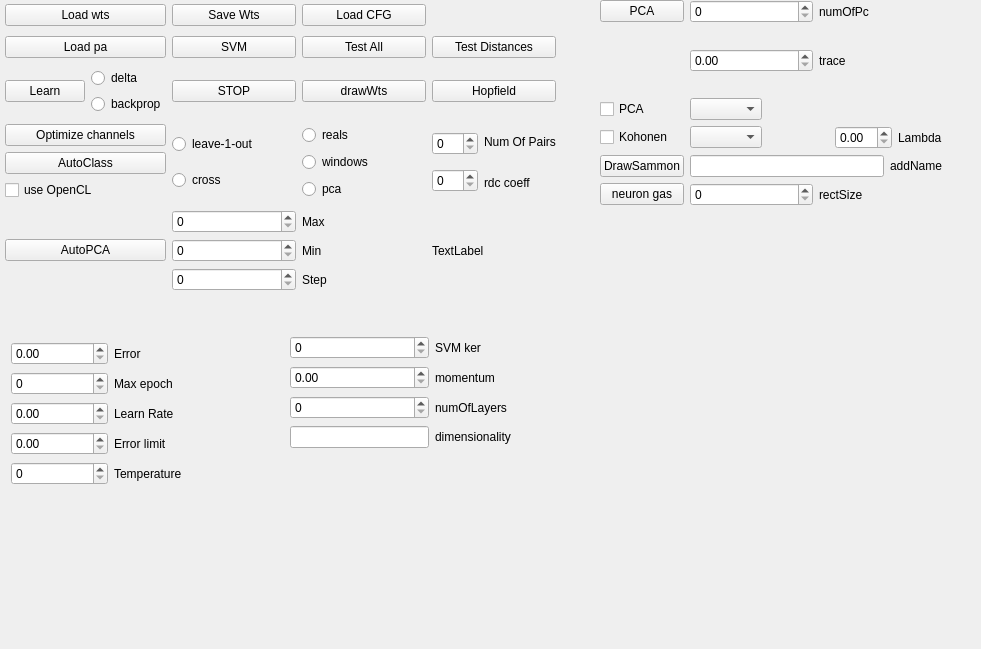
ArtfulVampire/SecondGUIrepo, file net.ui: the form before one commit.
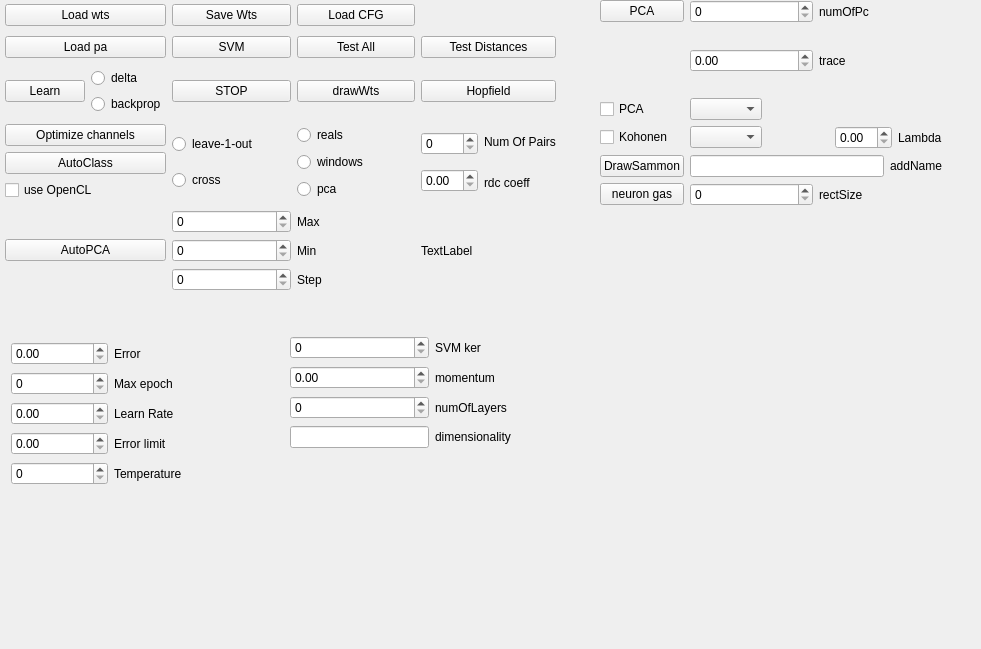
The form after the commit.

Diff of the .ui file:
```diff
--- a/net.ui
+++ b/net.ui
@@ -150,7 +150,7 @@
          <widget class="QSpinBox" name="numOfPairsBox"/>
         </item>
         <item>
-         <widget class="QSpinBox" name="rdcCoeffSpinBox"/>
+         <widget class="QDoubleSpinBox" name="rdcCoeffSpinBox"/>
         </item>
        </layout>
       </item>
```
